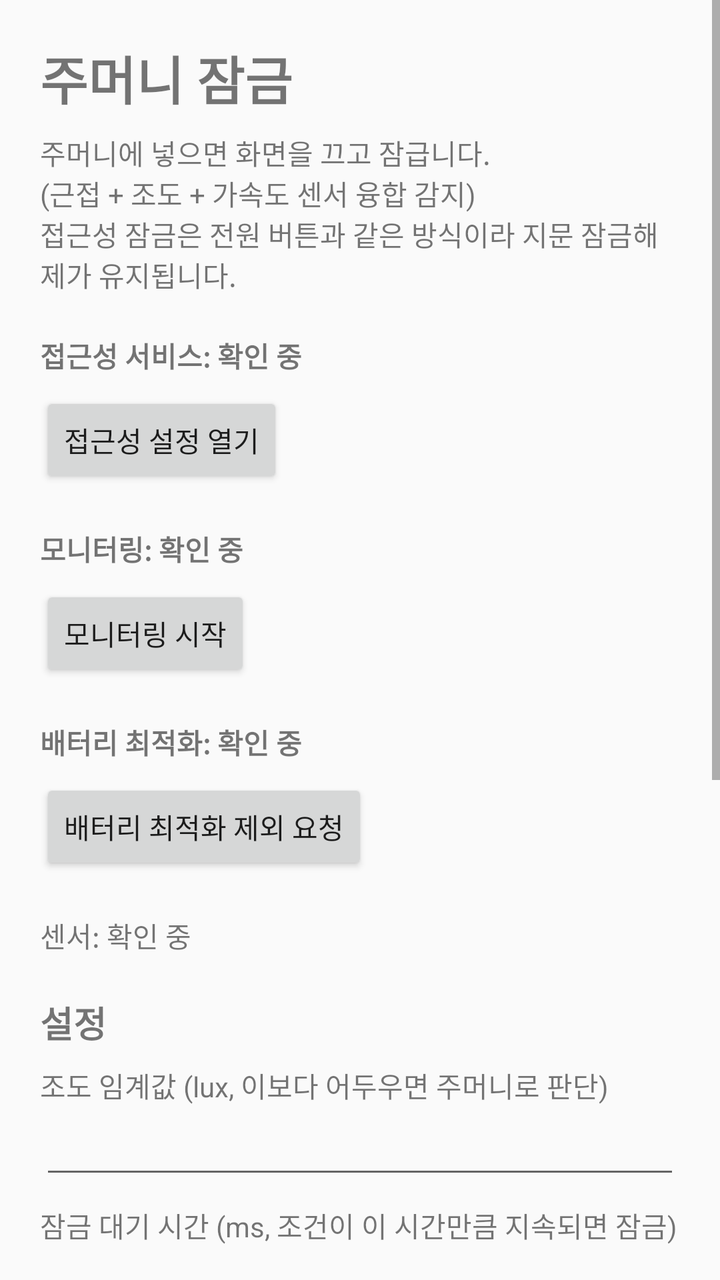
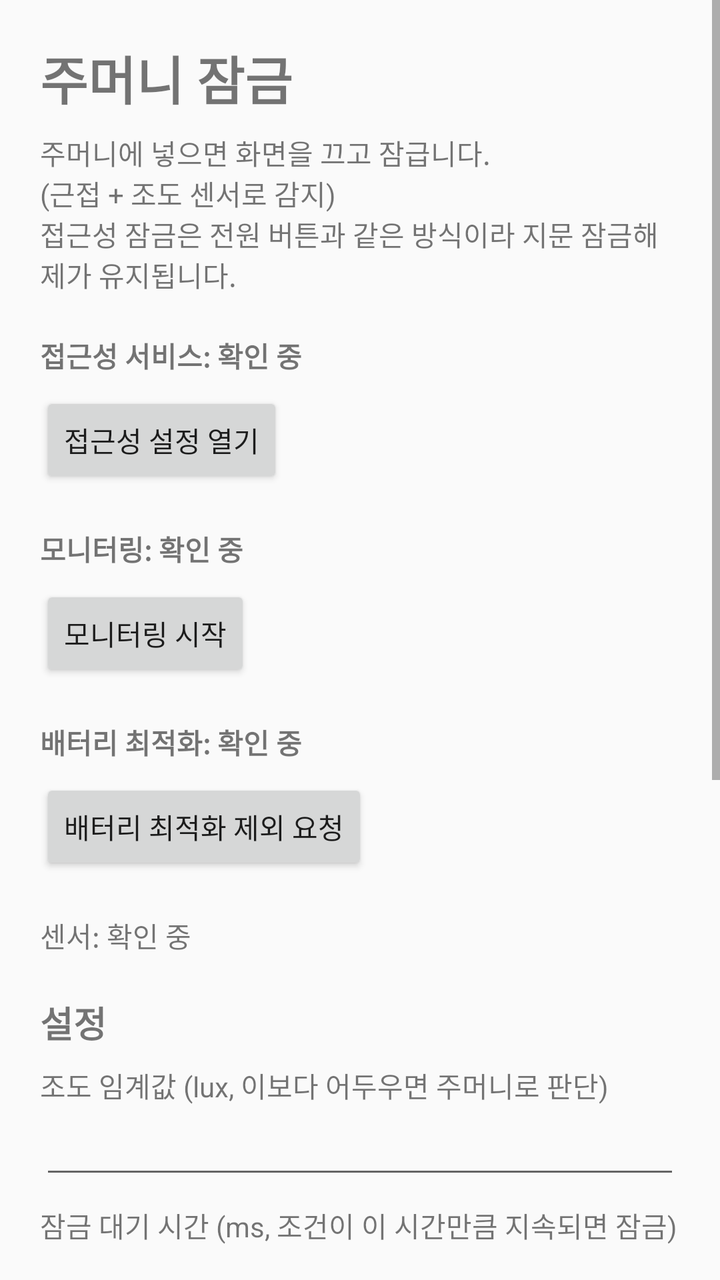

The first picture is an Android layout as it rendered before a commit; the second is the same layout after the commit. The layout source and the unified diff follow.
<!-- AndroidManifest.xml: application theme Theme.PocketLocker -->
<!-- res/layout/activity_main.xml -->
<?xml version="1.0" encoding="utf-8"?>
<ScrollView xmlns:android="http://schemas.android.com/apk/res/android"
    android:layout_width="match_parent"
    android:layout_height="match_parent">

    <LinearLayout
        android:layout_width="match_parent"
        android:layout_height="wrap_content"
        android:orientation="vertical"
        android:padding="20dp">

        <TextView
            android:layout_width="wrap_content"
            android:layout_height="wrap_content"
            android:text="주머니 잠금"
            android:textSize="26sp"
            android:textStyle="bold" />

        <TextView
            android:layout_width="wrap_content"
            android:layout_height="wrap_content"
            android:layout_marginTop="8dp"
            android:text="주머니에 넣으면 화면을 끄고 잠급니다.\n(근접 + 조도 + 가속도 센서 융합 감지)\n접근성 잠금은 전원 버튼과 같은 방식이라 지문 잠금해제가 유지됩니다." />

        <TextView
            android:id="@+id/tvA11y"
            android:layout_width="wrap_content"
            android:layout_height="wrap_content"
            android:layout_marginTop="20dp"
            android:text="접근성 서비스: 확인 중"
            android:textStyle="bold" />

        <Button
            android:id="@+id/btnA11y"
            android:layout_width="wrap_content"
            android:layout_height="wrap_content"
            android:layout_marginTop="8dp"
            android:text="접근성 설정 열기" />

        <TextView
            android:id="@+id/tvService"
            android:layout_width="wrap_content"
            android:layout_height="wrap_content"
            android:layout_marginTop="20dp"
            android:text="모니터링: 확인 중"
            android:textStyle="bold" />

        <Button
            android:id="@+id/btnToggle"
            android:layout_width="wrap_content"
            android:layout_height="wrap_content"
            android:layout_marginTop="8dp"
            android:text="모니터링 시작" />

        <TextView
            android:id="@+id/tvBattery"
            android:layout_width="wrap_content"
            android:layout_height="wrap_content"
            android:layout_marginTop="20dp"
            android:text="배터리 최적화: 확인 중"
            android:textStyle="bold" />

        <Button
            android:id="@+id/btnBattery"
            android:layout_width="wrap_content"
            android:layout_height="wrap_content"
            android:layout_marginTop="8dp"
            android:text="배터리 최적화 제외 요청" />

        <TextView
            android:id="@+id/tvSensors"
            android:layout_width="wrap_content"
            android:layout_height="wrap_content"
            android:layout_marginTop="20dp"
            android:text="센서: 확인 중" />

        <TextView
            android:layout_width="wrap_content"
            android:layout_height="wrap_content"
            android:layout_marginTop="20dp"
            android:text="설정"
            android:textSize="18sp"
            android:textStyle="bold" />

        <TextView
            android:layout_width="wrap_content"
            android:layout_height="wrap_content"
            android:layout_marginTop="8dp"
            android:text="조도 임계값 (lux, 이보다 어두우면 주머니로 판단)" />

        <EditText
            android:id="@+id/etLux"
            android:layout_width="match_parent"
            android:layout_height="wrap_content"
            android:inputType="numberDecimal" />

        <TextView
            android:layout_width="wrap_content"
            android:layout_height="wrap_content"
            android:layout_marginTop="8dp"
            android:text="잠금 대기 시간 (ms, 조건이 이 시간만큼 지속되면 잠금)" />

        <EditText
            android:id="@+id/etDelay"
            android:layout_width="match_parent"
            android:layout_height="wrap_content"
            android:inputType="number" />

        <Button
            android:id="@+id/btnSave"
            android:layout_width="wrap_content"
            android:layout_height="wrap_content"
            android:layout_marginTop="8dp"
            android:text="설정 저장" />

        <TextView
            android:layout_width="wrap_content"
            android:layout_height="wrap_content"
            android:layout_marginTop="20dp"
            android:text="로그"
            android:textSize="18sp"
            android:textStyle="bold" />

        <ScrollView
            android:layout_width="match_parent"
            android:layout_height="200dp"
            android:layout_marginTop="8dp"
            android:background="#11000000">

            <TextView
                android:id="@+id/tvLog"
                android:layout_width="match_parent"
                android:layout_height="wrap_content"
                android:padding="8dp"
                android:text="로그가 없습니다"
                android:textSize="12sp"
                android:fontFamily="monospace" />
        </ScrollView>

        <Button
            android:id="@+id/btnClearLog"
            android:layout_width="wrap_content"
            android:layout_height="wrap_content"
            android:layout_marginTop="8dp"
            android:text="로그 지우기" />

    </LinearLayout>
</ScrollView>
<!-- resources referenced by this layout -->
<resources>
  <style name="Theme.PocketLocker" parent="Theme.AppCompat.DayNight.NoActionBar">
      </style>
</resources>

<!-- the commit's change to res/layout/activity_main.xml (unified diff, before → after) -->
@@ -20,7 +20,7 @@
             android:layout_width="wrap_content"
             android:layout_height="wrap_content"
             android:layout_marginTop="8dp"
-            android:text="주머니에 넣으면 화면을 끄고 잠급니다.\n(근접 + 조도 + 가속도 센서 융합 감지)\n접근성 잠금은 전원 버튼과 같은 방식이라 지문 잠금해제가 유지됩니다." />
+            android:text="주머니에 넣으면 화면을 끄고 잠급니다.\n(근접 + 조도 센서로 감지)\n접근성 잠금은 전원 버튼과 같은 방식이라 지문 잠금해제가 유지됩니다." />
 
         <TextView
             android:id="@+id/tvA11y"
